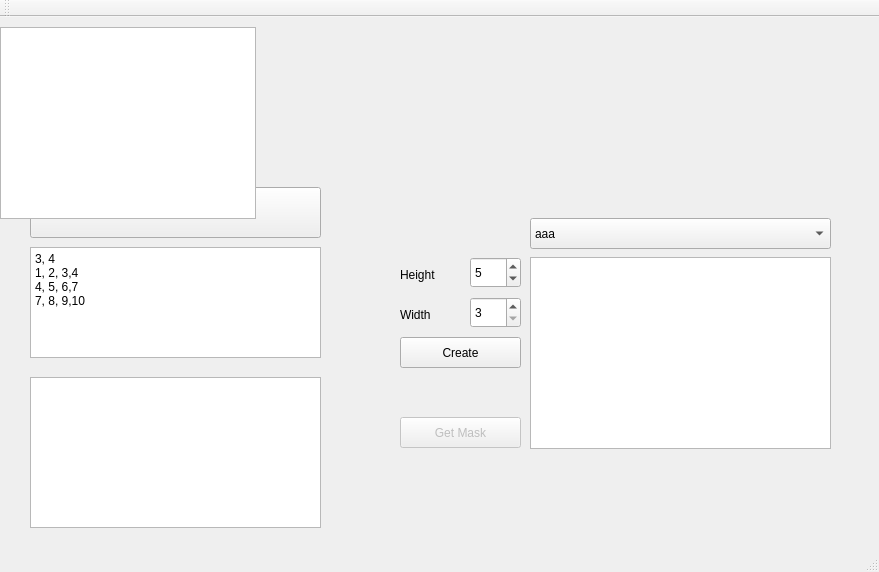
This is HWK03QT/HWK03QT.ui in iefcyang/ImageProcessingLearning as Qt 5 draws it before an edit. The edited form follows.
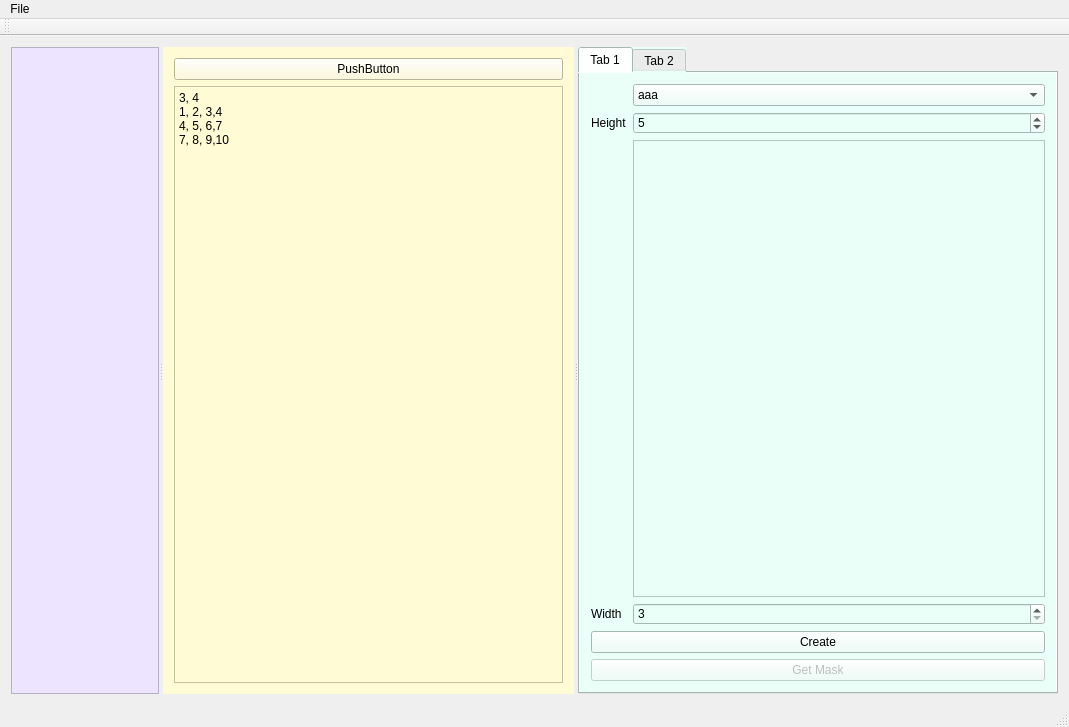
This is the edited form.

```diff
--- a/HWK03QT/HWK03QT.ui
+++ b/HWK03QT/HWK03QT.ui
@@ -6,23 +6,45 @@
    <rect>
     <x>0</x>
     <y>0</y>
-    <width>879</width>
-    <height>572</height>
+    <width>1069</width>
+    <height>727</height>
    </rect>
   </property>
   <property name="windowTitle">
    <string>HWK03QT</string>
   </property>
   <widget class="QWidget" name="centralWidget">
+   <layout class="QHBoxLayout" name="horizontalLayout">
+    <item>
+     <widget class="QSplitter" name="splitter">
+      <property name="orientation">
+       <enum>Qt::Horizontal</enum>
+      </property>
+      <widget class="QFrame" name="frame">
+       <property name="styleSheet">
+        <string notr="true">background-color: rgb(237, 228, 255);</string>
+       </property>
+       <property name="frameShape">
+        <enum>QFrame::StyledPanel</enum>
+       </property>
+       <property name="frameShadow">
+        <enum>QFrame::Raised</enum>
+       </property>
+      </widget>
+      <widget class="QWidget" name="widget" native="true">
+       <property name="styleSheet">
+        <string notr="true">background-color: rgb(255, 251, 212);</string>
+       </property>
+       <layout class="QVBoxLayout" name="verticalLayout">
+        <item>
+         <widget class="QPushButton" name="pushButton">
+          <property name="text">
+           <string>PushButton</string>
+          </property>
+         </widget>
+        </item>
+        <item>
    <widget class="QTextEdit" name="textEdit">
-    <property name="geometry">
-     <rect>
-      <x>30</x>
-      <y>230</y>
-      <width>291</width>
-      <height>111</height>
-     </rect>
-    </property>
     <property name="html">
      <string>&lt;!DOCTYPE HTML PUBLIC &quot;-//W3C//DTD HTML 4.0//EN&quot; &quot;http://www.w3.org/TR/REC-html40/strict.dtd&quot;&gt;
 &lt;html&gt;&lt;head&gt;&lt;meta name=&quot;qrichtext&quot; content=&quot;1&quot; /&gt;&lt;meta charset=&quot;utf-8&quot; /&gt;&lt;style type=&quot;text/css&quot;&gt;
@@ -35,51 +57,49 @@
 &lt;p style=&quot;-qt-paragraph-type:empty; margin-top:0px; margin-bottom:0px; margin-left:0px; margin-right:0px; -qt-block-indent:0; text-indent:0px;&quot;&gt;&lt;br /&gt;&lt;/p&gt;&lt;/body&gt;&lt;/html&gt;</string>
     </property>
    </widget>
-   <widget class="QPlainTextEdit" name="plainTextEdit">
-    <property name="geometry">
-     <rect>
-      <x>30</x>
-      <y>360</y>
-      <width>291</width>
-      <height>151</height>
-     </rect>
-    </property>
-   </widget>
-   <widget class="QPushButton" name="pushButton">
-    <property name="geometry">
-     <rect>
-      <x>30</x>
-      <y>170</y>
-      <width>291</width>
-      <height>51</height>
-     </rect>
-    </property>
-    <property name="text">
-     <string>PushButton</string>
-    </property>
-   </widget>
-   <widget class="QTableWidget" name="tbwWidget">
-    <property name="geometry">
-     <rect>
-      <x>0</x>
-      <y>10</y>
-      <width>256</width>
-      <height>192</height>
-     </rect>
-    </property>
-    <property name="rowCount">
+        </item>
+       </layout>
+      </widget>
+      <widget class="QTabWidget" name="tabWidget">
+       <property name="styleSheet">
+        <string notr="true">background-color: rgb(233, 255, 248);</string>
+       </property>
+       <property name="currentIndex">
      <number>0</number>
     </property>
-   </widget>
+       <widget class="QWidget" name="tab">
+        <attribute name="title">
+         <string>Tab 1</string>
+        </attribute>
+        <layout class="QFormLayout" name="formLayout">
+         <item row="0" column="1">
+          <widget class="QComboBox" name="cbxFilters">
+           <item>
+            <property name="text">
+             <string>aaa</string>
+            </property>
+           </item>
+           <item>
+            <property name="text">
+             <string>bbb</string>
+            </property>
+           </item>
+           <item>
+            <property name="text">
+             <string>ccc</string>
+            </property>
+           </item>
+          </widget>
+         </item>
+         <item row="1" column="0">
+          <widget class="QLabel" name="label">
+           <property name="text">
+            <string>Height</string>
+           </property>
+          </widget>
+         </item>
+         <item row="1" column="1">
    <widget class="QSpinBox" name="spbHeight">
-    <property name="geometry">
-     <rect>
-      <x>470</x>
-      <y>240</y>
-      <width>51</width>
-      <height>31</height>
-     </rect>
-    </property>
     <property name="minimum">
      <number>3</number>
     </property>
@@ -90,15 +110,19 @@
      <number>5</number>
     </property>
    </widget>
+         </item>
+         <item row="2" column="1">
+          <widget class="QTableView" name="tbwMask"/>
+         </item>
+         <item row="3" column="0">
+          <widget class="QLabel" name="label_2">
+           <property name="text">
+            <string>Width</string>
+           </property>
+          </widget>
+         </item>
+         <item row="3" column="1">
    <widget class="QSpinBox" name="spbWidth">
-    <property name="geometry">
-     <rect>
-      <x>470</x>
-      <y>280</y>
-      <width>51</width>
-      <height>31</height>
-     </rect>
-    </property>
     <property name="minimum">
      <number>3</number>
     </property>
@@ -109,106 +133,52 @@
      <number>3</number>
     </property>
    </widget>
+         </item>
+         <item row="5" column="0" colspan="2">
    <widget class="QPushButton" name="btnCreate">
-    <property name="geometry">
-     <rect>
-      <x>400</x>
-      <y>320</y>
-      <width>121</width>
-      <height>31</height>
-     </rect>
-    </property>
     <property name="text">
      <string>Create</string>
     </property>
    </widget>
-   <widget class="QLabel" name="label">
-    <property name="geometry">
-     <rect>
-      <x>400</x>
-      <y>250</y>
-      <width>53</width>
-      <height>16</height>
-     </rect>
-    </property>
-    <property name="text">
-     <string>Height</string>
-    </property>
-   </widget>
-   <widget class="QLabel" name="label_2">
-    <property name="geometry">
-     <rect>
-      <x>400</x>
-      <y>290</y>
-      <width>53</width>
-      <height>16</height>
-     </rect>
-    </property>
-    <property name="text">
-     <string>Width</string>
-    </property>
-   </widget>
-   <widget class="QTableView" name="tbwMask">
-    <property name="geometry">
-     <rect>
-      <x>530</x>
-      <y>240</y>
-      <width>301</width>
-      <height>192</height>
-     </rect>
-    </property>
-   </widget>
+         </item>
+         <item row="7" column="0" colspan="2">
    <widget class="QPushButton" name="btnGetMask">
     <property name="enabled">
      <bool>false</bool>
     </property>
-    <property name="geometry">
-     <rect>
-      <x>400</x>
-      <y>400</y>
-      <width>121</width>
-      <height>31</height>
-     </rect>
-    </property>
     <property name="text">
      <string>Get Mask</string>
     </property>
    </widget>
-   <widget class="QComboBox" name="cbxFilters">
-    <property name="geometry">
-     <rect>
-      <x>530</x>
-      <y>201</y>
-      <width>301</width>
-      <height>31</height>
-     </rect>
-    </property>
-    <item>
-     <property name="text">
-      <string>aaa</string>
-     </property>
-    </item>
-    <item>
-     <property name="text">
-      <string>bbb</string>
-     </property>
-    </item>
-    <item>
-     <property name="text">
-      <string>ccc</string>
-     </property>
-    </item>
-   </widget>
+         </item>
+        </layout>
+       </widget>
+       <widget class="QWidget" name="tab_2">
+        <attribute name="title">
+         <string>Tab 2</string>
+        </attribute>
+       </widget>
+      </widget>
+     </widget>
+    </item>
+   </layout>
   </widget>
   <widget class="QMenuBar" name="menuBar">
    <property name="geometry">
     <rect>
      <x>0</x>
      <y>0</y>
-     <width>879</width>
+     <width>1069</width>
      <height>22</height>
     </rect>
    </property>
+   <widget class="QMenu" name="menuFile">
+    <property name="title">
+     <string>File</string>
+    </property>
+    <addaction name="actionOpen"/>
+   </widget>
+   <addaction name="menuFile"/>
   </widget>
   <widget class="QToolBar" name="mainToolBar">
    <attribute name="toolBarArea">
```
Left out of the diff: 5 changed lines with no effect on the pictures. Lines whose indentation alone changed are shown as unchanged.
